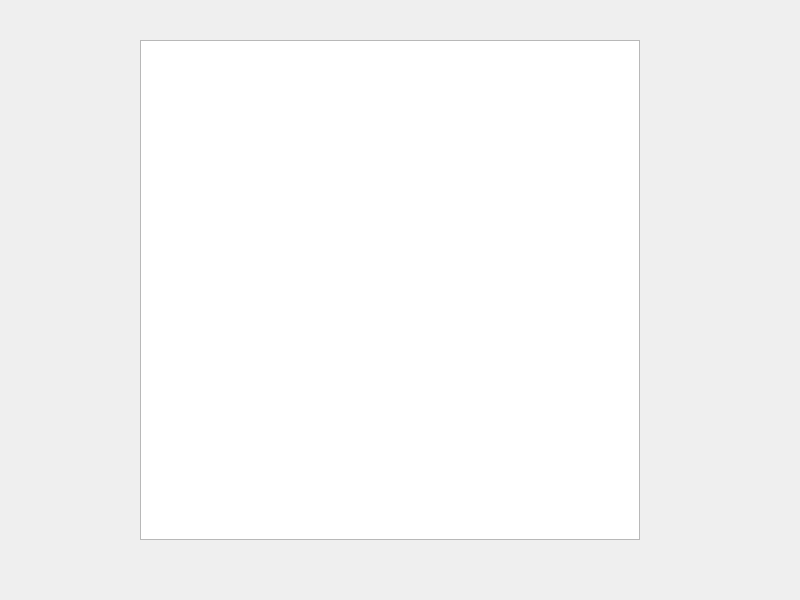
First picture: the form in PixeonApp/mainwindow.ui, repository lucoiso/PixeonApp_lucoiso, before the edit.
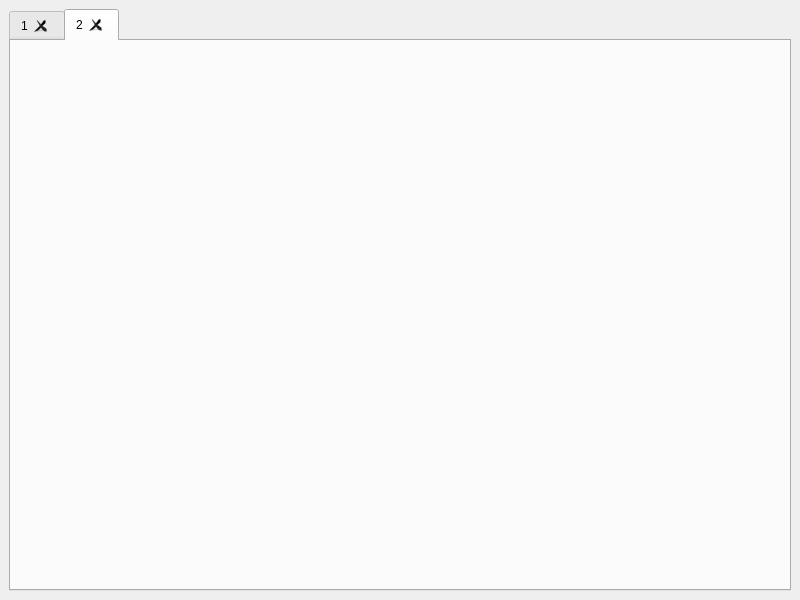
Second picture: the form after the edit. Icons and pictures are not drawn.

Commit message: Rename CustomView and set main layout to Tab Container

```diff
--- a/PixeonApp/mainwindow.ui
+++ b/PixeonApp/mainwindow.ui
@@ -18,16 +18,34 @@
     <normaloff>:/Pixeon/Assets/PixeonLogo.jpeg</normaloff>:/Pixeon/Assets/PixeonLogo.jpeg</iconset>
   </property>
   <widget class="QWidget" name="centralwidget">
-   <widget class="QGraphicsView" name="graphicsView">
-    <property name="geometry">
-     <rect>
-      <x>140</x>
-      <y>40</y>
-      <width>500</width>
-      <height>500</height>
-     </rect>
-    </property>
-   </widget>
+   <layout class="QVBoxLayout" name="verticalLayout">
+    <item>
+     <widget class="QTabWidget" name="tabWidget">
+      <property name="currentIndex">
+       <number>1</number>
+      </property>
+      <property name="tabsClosable">
+       <bool>true</bool>
+      </property>
+      <property name="movable">
+       <bool>true</bool>
+      </property>
+      <property name="tabBarAutoHide">
+       <bool>true</bool>
+      </property>
+      <widget class="QWidget" name="tab">
+       <attribute name="title">
+        <string>1</string>
+       </attribute>
+      </widget>
+      <widget class="QWidget" name="tab_2">
+       <attribute name="title">
+        <string>2</string>
+       </attribute>
+      </widget>
+     </widget>
+    </item>
+   </layout>
   </widget>
  </widget>
  <resources>
```
The commit also changes 11 other files.
